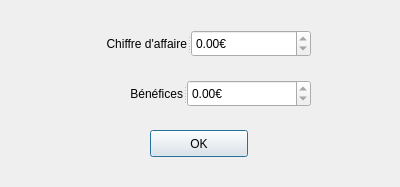
Above: qlot/statdialog.ui from Harenome/qlot before the change. Below: the same form after it.
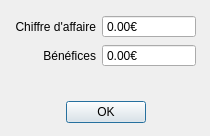
That is the form after the change. Icons and pictures are not drawn.

```diff
--- a/qlot/statdialog.ui
+++ b/qlot/statdialog.ui
@@ -9,10 +9,16 @@
    <rect>
     <x>0</x>
     <y>0</y>
-    <width>400</width>
-    <height>187</height>
+    <width>210</width>
+    <height>136</height>
    </rect>
   </property>
+  <property name="sizePolicy">
+   <sizepolicy hsizetype="Fixed" vsizetype="Fixed">
+    <horstretch>0</horstretch>
+    <verstretch>0</verstretch>
+   </sizepolicy>
+  </property>
   <property name="windowTitle">
    <string>Statistiques</string>
   </property>
@@ -20,82 +26,153 @@
    <iconset>
     <normaloff>../images/qlot_512.svg</normaloff>../images/qlot_512.svg</iconset>
   </property>
-  <widget class="QPushButton" name="valide_stat">
+  <widget class="QWidget" name="">
    <property name="geometry">
     <rect>
-     <x>150</x>
-     <y>130</y>
-     <width>98</width>
-     <height>27</height>
+     <x>15</x>
+     <y>15</y>
+     <width>181</width>
+     <height>108</height>
     </rect>
    </property>
-   <property name="text">
-    <string>OK</string>
-   </property>
-  </widget>
-  <widget class="QSplitter" name="splitter">
-   <property name="geometry">
-    <rect>
-     <x>110</x>
-     <y>80</y>
-     <width>201</width>
-     <height>27</height>
-    </rect>
-   </property>
-   <property name="orientation">
-    <enum>Qt::Horizontal</enum>
-   </property>
-   <widget class="QLabel" name="label_2">
-    <property name="text">
-     <string>Bénéfices</string>
-    </property>
-    <property name="alignment">
-     <set>Qt::AlignRight|Qt::AlignTrailing|Qt::AlignVCenter</set>
-    </property>
-   </widget>
-   <widget class="QDoubleSpinBox" name="doubleSpinBox_benefice">
-    <property name="readOnly">
-     <bool>true</bool>
-    </property>
-    <property name="suffix">
-     <string>€</string>
-    </property>
-    <property name="maximum">
-     <double>999999.989999999990687</double>
-    </property>
-   </widget>
-  </widget>
-  <widget class="QSplitter" name="splitter_2">
-   <property name="geometry">
-    <rect>
-     <x>80</x>
-     <y>30</y>
-     <width>231</width>
-     <height>27</height>
-    </rect>
-   </property>
-   <property name="orientation">
-    <enum>Qt::Horizontal</enum>
-   </property>
-   <widget class="QLabel" name="label">
-    <property name="text">
-     <string>Chiffre d'affaire</string>
-    </property>
-    <property name="alignment">
-     <set>Qt::AlignRight|Qt::AlignTrailing|Qt::AlignVCenter</set>
-    </property>
-   </widget>
-   <widget class="QDoubleSpinBox" name="doubleSpinBox_chiffre_affaire">
-    <property name="readOnly">
-     <bool>true</bool>
-    </property>
-    <property name="suffix">
-     <string>€</string>
-    </property>
-    <property name="maximum">
-     <double>999999.989999999990687</double>
-    </property>
-   </widget>
+   <layout class="QVBoxLayout" name="verticalLayout">
+    <item>
+     <layout class="QFormLayout" name="formLayout">
+      <property name="labelAlignment">
+       <set>Qt::AlignBottom|Qt::AlignRight|Qt::AlignTrailing</set>
+      </property>
+      <property name="formAlignment">
+       <set>Qt::AlignLeading|Qt::AlignLeft|Qt::AlignTop</set>
+      </property>
+      <item row="0" column="0">
+       <widget class="QLabel" name="label">
+        <property name="text">
+         <string>Chiffre d'affaire</string>
+        </property>
+        <property name="alignment">
+         <set>Qt::AlignRight|Qt::AlignTrailing|Qt::AlignVCenter</set>
+        </property>
+       </widget>
+      </item>
+      <item row="0" column="1">
+       <widget class="QDoubleSpinBox" name="doubleSpinBox_chiffre_affaire">
+        <property name="wrapping">
+         <bool>false</bool>
+        </property>
+        <property name="frame">
+         <bool>true</bool>
+        </property>
+        <property name="readOnly">
+         <bool>true</bool>
+        </property>
+        <property name="buttonSymbols">
+         <enum>QAbstractSpinBox::NoButtons</enum>
+        </property>
+        <property name="keyboardTracking">
+         <bool>false</bool>
+        </property>
+        <property name="suffix">
+         <string>€</string>
+        </property>
+        <property name="maximum">
+         <double>999999.989999999990687</double>
+        </property>
+       </widget>
+      </item>
+      <item row="1" column="0">
+       <widget class="QLabel" name="label_2">
+        <property name="enabled">
+         <bool>true</bool>
+        </property>
+        <property name="text">
+         <string>Bénéfices</string>
+        </property>
+        <property name="alignment">
+         <set>Qt::AlignRight|Qt::AlignTrailing|Qt::AlignVCenter</set>
+        </property>
+       </widget>
+      </item>
+      <item row="1" column="1">
+       <widget class="QDoubleSpinBox" name="doubleSpinBox_benefice">
+        <property name="readOnly">
+         <bool>true</bool>
+        </property>
+        <property name="buttonSymbols">
+         <enum>QAbstractSpinBox::NoButtons</enum>
+        </property>
+        <property name="keyboardTracking">
+         <bool>false</bool>
+        </property>
+        <property name="suffix">
+         <string>€</string>
+        </property>
+        <property name="maximum">
+         <double>999999.989999999990687</double>
+        </property>
+       </widget>
+      </item>
+     </layout>
+    </item>
+    <item>
+     <spacer name="verticalSpacer">
+      <property name="orientation">
+       <enum>Qt::Vertical</enum>
+      </property>
+      <property name="sizeType">
+       <enum>QSizePolicy::Fixed</enum>
+      </property>
+      <property name="sizeHint" stdset="0">
+       <size>
+        <width>20</width>
+        <height>2</height>
+       </size>
+      </property>
+     </spacer>
+    </item>
+    <item>
+     <layout class="QHBoxLayout" name="horizontalLayout">
+      <item>
+       <spacer name="horizontalSpacer">
+        <property name="orientation">
+         <enum>Qt::Horizontal</enum>
+        </property>
+        <property name="sizeHint" stdset="0">
+         <size>
+          <width>40</width>
+          <height>20</height>
+         </size>
+        </property>
+       </spacer>
+      </item>
+      <item>
+       <widget class="QPushButton" name="valide_stat">
+        <property name="sizePolicy">
+         <sizepolicy hsizetype="Minimum" vsizetype="Fixed">
+          <horstretch>0</horstretch>
+          <verstretch>0</verstretch>
+         </sizepolicy>
+        </property>
+        <property name="text">
+         <string>OK</string>
+        </property>
+       </widget>
+      </item>
+      <item>
+       <spacer name="horizontalSpacer_2">
+        <property name="orientation">
+         <enum>Qt::Horizontal</enum>
+        </property>
+        <property name="sizeHint" stdset="0">
+         <size>
+          <width>40</width>
+          <height>20</height>
+         </size>
+        </property>
+       </spacer>
+      </item>
+     </layout>
+    </item>
+   </layout>
   </widget>
  </widget>
  <resources/>
```
